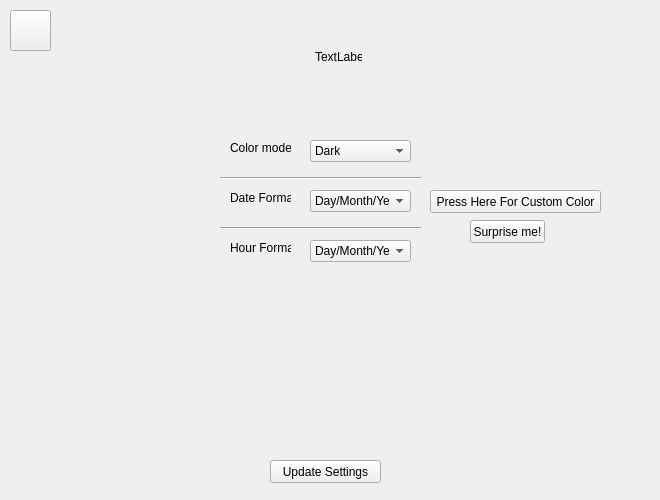
Old version of the form .ui files/Main_UI_Files/Main_Settings.ui in the repository JarneAe/RetroBoy-GUI.
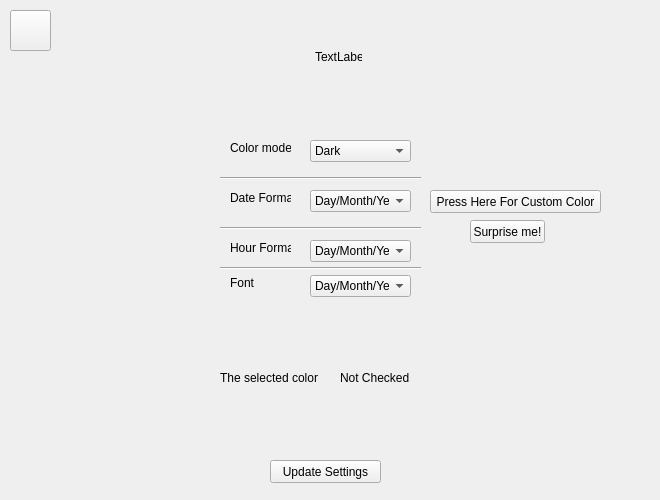
New version of the form.

Commit message: Added color detection to the interface

What changed in the file:
```diff
--- a/.ui files/Main_UI_Files/Main_Settings.ui
+++ b/.ui files/Main_UI_Files/Main_Settings.ui
@@ -203,6 +203,81 @@
     <string>Surprise me!</string>
    </property>
   </widget>
+  <widget class="Line" name="line_3">
+   <property name="geometry">
+    <rect>
+     <x>220</x>
+     <y>260</y>
+     <width>201</width>
+     <height>16</height>
+    </rect>
+   </property>
+   <property name="orientation">
+    <enum>Qt::Horizontal</enum>
+   </property>
+  </widget>
+  <widget class="QLabel" name="FontLabel">
+   <property name="geometry">
+    <rect>
+     <x>230</x>
+     <y>275</y>
+     <width>61</width>
+     <height>16</height>
+    </rect>
+   </property>
+   <property name="text">
+    <string>Font</string>
+   </property>
+  </widget>
+  <widget class="QComboBox" name="FontBox">
+   <property name="geometry">
+    <rect>
+     <x>310</x>
+     <y>275</y>
+     <width>101</width>
+     <height>22</height>
+    </rect>
+   </property>
+   <property name="currentText">
+    <string>Day/Month/Year</string>
+   </property>
+   <item>
+    <property name="text">
+     <string>Day/Month/Year</string>
+    </property>
+   </item>
+   <item>
+    <property name="text">
+     <string>Month/Day/Year</string>
+    </property>
+   </item>
+  </widget>
+  <widget class="QLabel" name="label_2">
+   <property name="geometry">
+    <rect>
+     <x>220</x>
+     <y>370</y>
+     <width>101</width>
+     <height>16</height>
+    </rect>
+   </property>
+   <property name="text">
+    <string>The selected color is: </string>
+   </property>
+  </widget>
+  <widget class="QLabel" name="label_3">
+   <property name="geometry">
+    <rect>
+     <x>340</x>
+     <y>370</y>
+     <width>181</width>
+     <height>16</height>
+    </rect>
+   </property>
+   <property name="text">
+    <string>Not Checked</string>
+   </property>
+  </widget>
  </widget>
  <resources/>
  <connections/>
```
The commit also changes 14 other files.
